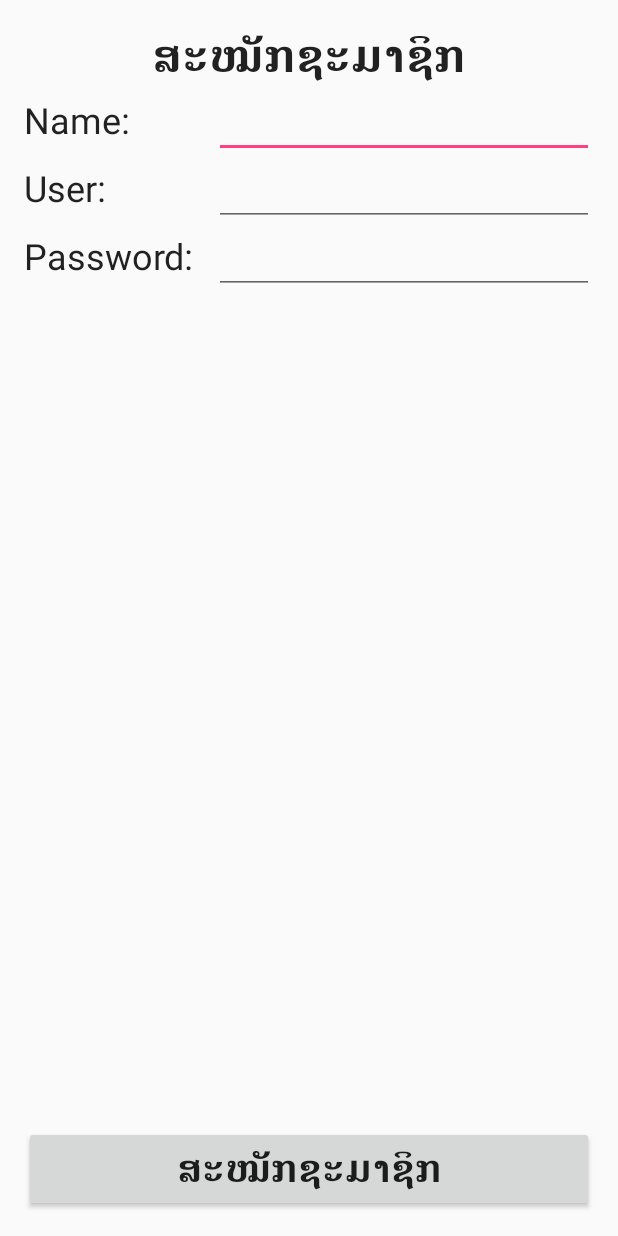
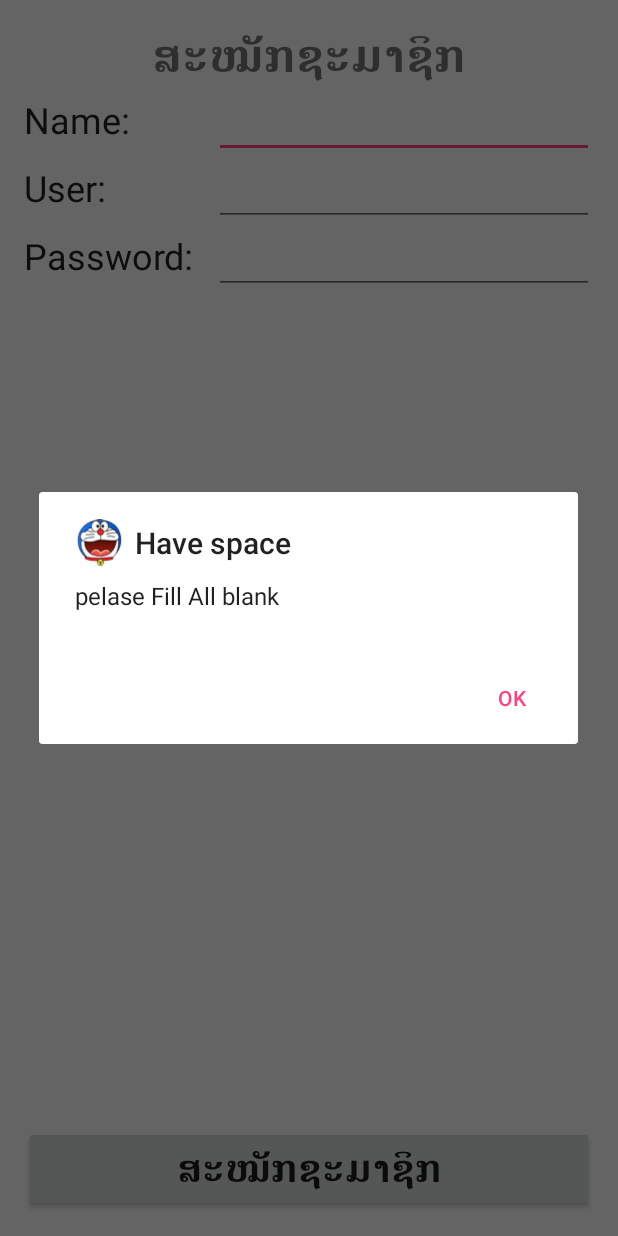
Before and after one commit to vansanapsg/Testapp, an Android app: the SignUpActivity screen opened directly, with no data from a screen before it, after a tap on "ສະໝັກຊະມາຊິກ", on a phone screen of 412 x 824 dp. Run offline under Robolectric (Android 15) with nearby library versions, the phone set to English and light mode, and no system bars.

Commit message:
new update 14 dec

```diff
--- /dev/null
+++ b/app/src/main/java/psg/bobby/testapp/Myalert.java
@@ -0,0 +1,40 @@
+package psg.bobby.testapp;
+
+import android.app.AlertDialog;
+import android.content.Context;
+import android.content.DialogInterface;
+
+/**
+ * Created by Bobby on 12/14/2016.
+ */
+
+public class Myalert {
+
+    //explicit
+    private Context context;
+    private String titleString, messageString;
+    private int anInt;
+
+    public Myalert(Context context, String titleString, String messageString, int anInt) {
+        this.context = context;
+        this.titleString = titleString;
+        this.messageString = messageString;
+        this.anInt = anInt;
+    }
+
+    public void myDialog() {
+        AlertDialog.Builder builder = new AlertDialog.Builder(context);
+        builder.setCancelable(false);
+        builder.setIcon(anInt);
+        builder.setTitle(titleString);
+        builder.setMessage(messageString);
+        builder.setPositiveButton("OK", new DialogInterface.OnClickListener() {
+            @Override
+            public void onClick(DialogInterface dialog, int which) {
+                dialog.dismiss();
+            }
+        });
+        builder.show();
+    }
+
+} // Main class
--- a/app/src/main/java/psg/bobby/testapp/SignUpActivity.java
+++ b/app/src/main/java/psg/bobby/testapp/SignUpActivity.java
@@ -39,6 +39,9 @@ public class SignUpActivity extends AppCompatActivity {
             //have space
             Log.d("13decV1", "Have space");
 
+            Myalert myalert = new Myalert(SignUpActivity.this,"Have space","pelase Fill All blank", R.drawable.doremon48);
+            myalert.myDialog();
+
         }
 
     } //clickSign
--- a/app/src/main/res/layout/activity_sign_up.xml
+++ b/app/src/main/res/layout/activity_sign_up.xml
@@ -18,8 +18,7 @@
         android:textSize="25sp"
         android:onClick="clickSignUpSign"
         android:layout_alignParentBottom="true"
-        android:textStyle="normal|bold"
-        android:textColor="?attr/editTextColor" />
+        android:textStyle="normal|bold" />
 
     <TextView
         android:text="@string/signUp"
@@ -28,8 +27,7 @@
         android:id="@+id/textView"
         android:textSize="30sp"
         android:textStyle="normal|bold"
-        android:layout_centerHorizontal="true"
-        android:textColor="?attr/editTextColor" />
+        android:layout_centerHorizontal="true" />
 
     <LinearLayout
         android:orientation="vertical"
```
Also changed, not shown: app/src/main/res/drawable/bird48.png (added), app/src/main/res/drawable/doremon48.png (added), app/src/main/res/drawable/kon48.png (added), app/src/main/res/drawable/nobita48.png (added), app/src/main/res/drawable/rat48.png (added).
